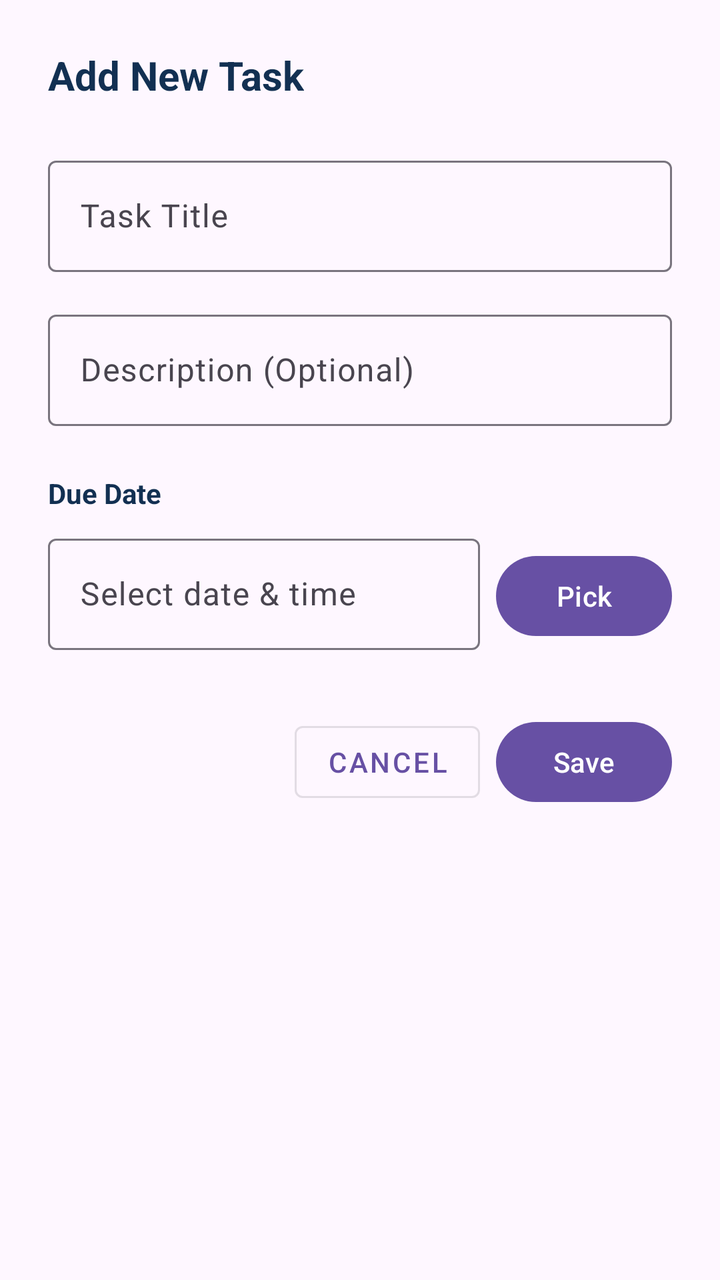
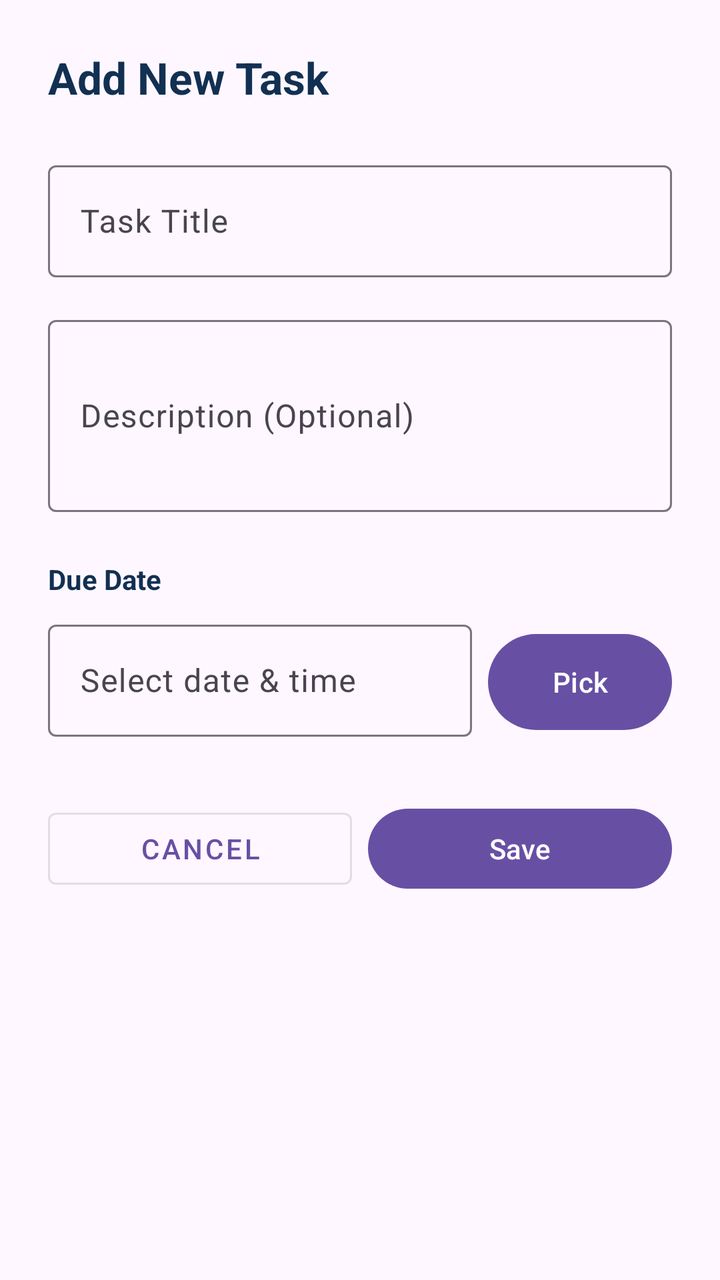

The first picture is an Android layout as it rendered before a commit; the second is the same layout after the commit. The layout source and the unified diff follow.
<!-- AndroidManifest.xml: application theme Theme.ACADEXA -->
<!-- res/layout/dialog_add_task.xml -->
<?xml version="1.0" encoding="utf-8"?>
<LinearLayout xmlns:android="http://schemas.android.com/apk/res/android"
    xmlns:app="http://schemas.android.com/apk/res-auto"
    android:layout_width="match_parent"
    android:layout_height="wrap_content"
    android:orientation="vertical"
    android:padding="24dp">

    <TextView
        android:layout_width="wrap_content"
        android:layout_height="wrap_content"
        android:text="Add New Task"
        android:textStyle="bold"
        android:textSize="20sp"
        android:textColor="@color/textPrimary"
        android:layout_marginBottom="24dp" />

    <com.google.android.material.textfield.TextInputLayout
        android:layout_width="match_parent"
        android:layout_height="wrap_content"
        android:layout_marginBottom="16dp"
        app:hintAnimationEnabled="true">

        <EditText
            android:id="@+id/taskTitleInput"
            android:layout_width="match_parent"
            android:layout_height="wrap_content"
            android:hint="Task Title"
            android:inputType="text"
            android:textSize="16sp" />

    </com.google.android.material.textfield.TextInputLayout>

    <com.google.android.material.textfield.TextInputLayout
        android:layout_width="match_parent"
        android:layout_height="wrap_content"
        android:layout_marginBottom="16dp"
        app:hintAnimationEnabled="true">

        <EditText
            android:id="@+id/taskDescriptionInput"
            android:layout_width="match_parent"
            android:layout_height="wrap_content"
            android:hint="Description (Optional)"
            android:inputType="text"
            android:minLines="3"
            android:textSize="16sp" />

    </com.google.android.material.textfield.TextInputLayout>

    <TextView
        android:layout_width="wrap_content"
        android:layout_height="wrap_content"
        android:text="Due Date"
        android:textStyle="bold"
        android:textSize="14sp"
        android:textColor="@color/textPrimary"
        android:layout_marginTop="8dp"
        android:layout_marginBottom="8dp" />

    <LinearLayout
        android:layout_width="match_parent"
        android:layout_height="wrap_content"
        android:orientation="horizontal"
        android:layout_marginBottom="24dp">

        <com.google.android.material.textfield.TextInputLayout
            android:layout_width="0dp"
            android:layout_weight="1"
            android:layout_height="wrap_content"
            android:layout_marginEnd="8dp"
            app:hintAnimationEnabled="true">

            <EditText
                android:id="@+id/taskDueDateInput"
                android:layout_width="match_parent"
                android:layout_height="wrap_content"
                android:hint="Select date &amp; time"
                android:inputType="text"
                android:focusable="false"
                android:clickable="true"
                android:textSize="16sp" />

        </com.google.android.material.textfield.TextInputLayout>

        <com.google.android.material.button.MaterialButton
            android:id="@+id/selectDateBtn"
            android:layout_width="wrap_content"
            android:layout_height="wrap_content"
            android:text="Pick"
            android:textSize="14sp" />

    </LinearLayout>

    <LinearLayout
        android:layout_width="match_parent"
        android:layout_height="wrap_content"
        android:orientation="horizontal"
        android:layout_marginTop="8dp"
        android:gravity="end">

        <com.google.android.material.button.MaterialButton
            android:id="@+id/cancelTaskBtn"
            android:layout_width="wrap_content"
            android:layout_height="wrap_content"
            android:text="Cancel"
            android:layout_marginEnd="8dp"
            style="@style/Widget.MaterialComponents.Button.OutlinedButton" />

        <com.google.android.material.button.MaterialButton
            android:id="@+id/saveTaskBtn"
            android:layout_width="wrap_content"
            android:layout_height="wrap_content"
            android:text="Save" />

    </LinearLayout>

</LinearLayout>
<!-- resources referenced by this layout -->
<resources>
  <color name="textPrimary">#123052</color>
  <style name="Theme.ACADEXA" parent="Base.Theme.ACADEXA" />
  <style name="Base.Theme.ACADEXA" parent="Theme.Material3.DayNight.NoActionBar">
          
          
      </style>
</resources>

<!-- the commit's change to res/layout/dialog_add_task.xml (unified diff, before → after) -->
@@ -1,118 +1,134 @@
 <?xml version="1.0" encoding="utf-8"?>
-<LinearLayout xmlns:android="http://schemas.android.com/apk/res/android"
+<ScrollView xmlns:android="http://schemas.android.com/apk/res/android"
     xmlns:app="http://schemas.android.com/apk/res-auto"
     android:layout_width="match_parent"
     android:layout_height="wrap_content"
-    android:orientation="vertical"
-    android:padding="24dp">
-
-    <TextView
-        android:layout_width="wrap_content"
-        android:layout_height="wrap_content"
-        android:text="Add New Task"
-        android:textStyle="bold"
-        android:textSize="20sp"
-        android:textColor="@color/textPrimary"
-        android:layout_marginBottom="24dp" />
-
-    <com.google.android.material.textfield.TextInputLayout
-        android:layout_width="match_parent"
-        android:layout_height="wrap_content"
-        android:layout_marginBottom="16dp"
-        app:hintAnimationEnabled="true">
-
-        <EditText
-            android:id="@+id/taskTitleInput"
-            android:layout_width="match_parent"
-            android:layout_height="wrap_content"
-            android:hint="Task Title"
-            android:inputType="text"
-            android:textSize="16sp" />
-
-    </com.google.android.material.textfield.TextInputLayout>
-
-    <com.google.android.material.textfield.TextInputLayout
-        android:layout_width="match_parent"
-        android:layout_height="wrap_content"
-        android:layout_marginBottom="16dp"
-        app:hintAnimationEnabled="true">
-
-        <EditText
-            android:id="@+id/taskDescriptionInput"
-            android:layout_width="match_parent"
-            android:layout_height="wrap_content"
-            android:hint="Description (Optional)"
-            android:inputType="text"
-            android:minLines="3"
-            android:textSize="16sp" />
-
-    </com.google.android.material.textfield.TextInputLayout>
-
-    <TextView
-        android:layout_width="wrap_content"
-        android:layout_height="wrap_content"
-        android:text="Due Date"
-        android:textStyle="bold"
-        android:textSize="14sp"
-        android:textColor="@color/textPrimary"
-        android:layout_marginTop="8dp"
-        android:layout_marginBottom="8dp" />
+    android:fillViewport="true"
+    android:overScrollMode="never">
 
     <LinearLayout
         android:layout_width="match_parent"
         android:layout_height="wrap_content"
-        android:orientation="horizontal"
-        android:layout_marginBottom="24dp">
+        android:orientation="vertical"
+        android:padding="24dp">
+
+        <TextView
+            android:layout_width="wrap_content"
+            android:layout_height="wrap_content"
+            android:text="Add New Task"
+            android:textColor="@color/textPrimary"
+            android:textSize="22sp"
+            android:textStyle="bold"
+            android:layout_marginBottom="24dp" />
 
         <com.google.android.material.textfield.TextInputLayout
-            android:layout_width="0dp"
-            android:layout_weight="1"
+            android:layout_width="match_parent"
             android:layout_height="wrap_content"
-            android:layout_marginEnd="8dp"
+            android:layout_marginBottom="16dp"
+            app:boxBackgroundMode="outline"
             app:hintAnimationEnabled="true">
 
             <EditText
-                android:id="@+id/taskDueDateInput"
+                android:id="@+id/taskTitleInput"
                 android:layout_width="match_parent"
                 android:layout_height="wrap_content"
-                android:hint="Select date &amp; time"
+                android:hint="Task Title"
                 android:inputType="text"
-                android:focusable="false"
-                android:clickable="true"
+                android:minHeight="56dp"
                 android:textSize="16sp" />
 
         </com.google.android.material.textfield.TextInputLayout>
 
-        <com.google.android.material.button.MaterialButton
-            android:id="@+id/selectDateBtn"
+        <com.google.android.material.textfield.TextInputLayout
+            android:layout_width="match_parent"
+            android:layout_height="wrap_content"
+            android:layout_marginBottom="16dp"
+            app:boxBackgroundMode="outline"
+            app:hintAnimationEnabled="true">
+
+            <EditText
+                android:id="@+id/taskDescriptionInput"
+                android:layout_width="match_parent"
+                android:layout_height="wrap_content"
+                android:hint="Description (Optional)"
+                android:inputType="textMultiLine"
+                android:minLines="3"
+                android:minHeight="96dp"
+                android:textSize="16sp" />
+
+        </com.google.android.material.textfield.TextInputLayout>
+
+        <TextView
             android:layout_width="wrap_content"
             android:layout_height="wrap_content"
-            android:text="Pick"
-            android:textSize="14sp" />
+            android:text="Due Date"
+            android:textColor="@color/textPrimary"
+            android:textSize="14sp"
+            android:textStyle="bold"
+            android:layout_marginTop="8dp"
+            android:layout_marginBottom="8dp" />
+
+        <LinearLayout
+            android:layout_width="match_parent"
+            android:layout_height="wrap_content"
+            android:orientation="horizontal"
+            android:layout_marginBottom="24dp">
+
+            <com.google.android.material.textfield.TextInputLayout
+                android:layout_width="0dp"
+                android:layout_weight="1"
+                android:layout_height="wrap_content"
+                android:layout_marginEnd="8dp"
+                app:boxBackgroundMode="outline"
+                app:hintAnimationEnabled="true">
+
+                <EditText
+                    android:id="@+id/taskDueDateInput"
+                    android:layout_width="match_parent"
+                    android:layout_height="wrap_content"
+                    android:hint="Select date &amp; time"
+                    android:clickable="true"
+                    android:focusable="false"
+                    android:inputType="text"
+                    android:minHeight="56dp"
+                    android:textSize="16sp" />
+
+            </com.google.android.material.textfield.TextInputLayout>
+
+            <com.google.android.material.button.MaterialButton
+                android:id="@+id/selectDateBtn"
+                android:layout_width="wrap_content"
+                android:layout_height="56dp"
+                android:minWidth="92dp"
+                android:text="Pick"
+                android:textSize="14sp" />
+
+        </LinearLayout>
+
+        <LinearLayout
+            android:layout_width="match_parent"
+            android:layout_height="wrap_content"
+            android:orientation="horizontal"
+            android:layout_marginTop="8dp">
+
+            <com.google.android.material.button.MaterialButton
+                android:id="@+id/cancelTaskBtn"
+                android:layout_width="0dp"
+                android:layout_height="wrap_content"
+                android:layout_weight="1"
+                android:layout_marginEnd="8dp"
+                android:text="Cancel"
+                style="@style/Widget.MaterialComponents.Button.OutlinedButton" />
+
+            <com.google.android.material.button.MaterialButton
+                android:id="@+id/saveTaskBtn"
+                android:layout_width="0dp"
+                android:layout_height="wrap_content"
+                android:layout_weight="1"
+                android:text="Save" />
+
+        </LinearLayout>
 
     </LinearLayout>
 
-    <LinearLayout
-        android:layout_width="match_parent"
-        android:layout_height="wrap_content"
-        android:orientation="horizontal"
-        android:layout_marginTop="8dp"
-        android:gravity="end">
-
-        <com.google.android.material.button.MaterialButton
-            android:id="@+id/cancelTaskBtn"
-            android:layout_width="wrap_content"
-            android:layout_height="wrap_content"
-            android:text="Cancel"
-            android:layout_marginEnd="8dp"
-            style="@style/Widget.MaterialComponents.Button.OutlinedButton" />
-
-        <com.google.android.material.button.MaterialButton
-            android:id="@+id/saveTaskBtn"
-            android:layout_width="wrap_content"
-            android:layout_height="wrap_content"
-            android:text="Save" />
-
-    </LinearLayout>
-
-</LinearLayout>
+</ScrollView>
